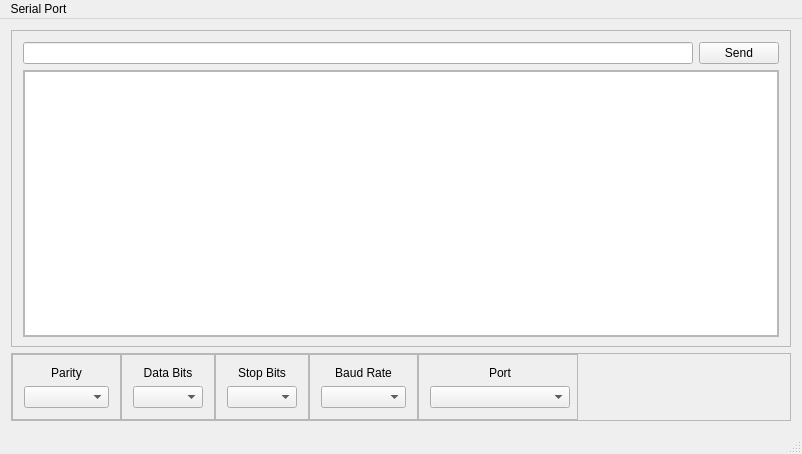
The window that forms/mainwindow.ui (tlewiscpp/QSerialTerminal) describes before a commit, drawn with Qt 5.
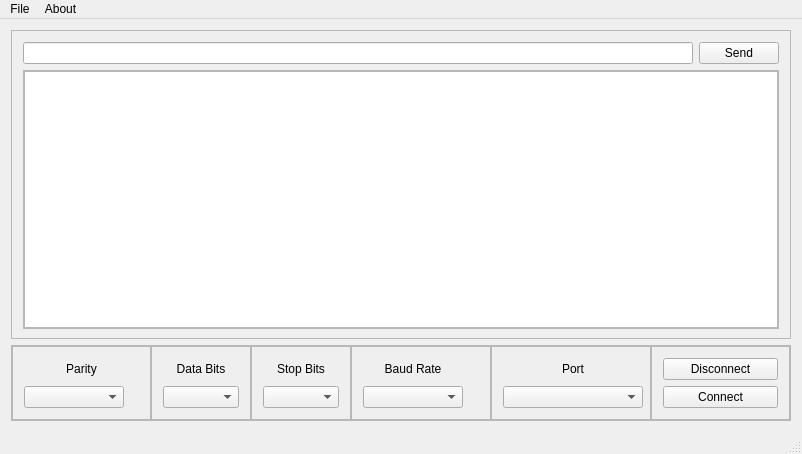
The same window after the commit. Custom widgets are drawn as their Qt base class.

Commit message: Added a lot of fault handling, and fixed some bugs with connecting and disconnecting. Also added connect and disconnect buttons directly next to communication settings.

The edit to the form file:
```diff
--- a/forms/mainwindow.ui
+++ b/forms/mainwindow.ui
@@ -63,7 +63,7 @@
             <x>0</x>
             <y>0</y>
             <width>762</width>
-            <height>275</height>
+            <height>267</height>
            </rect>
           </property>
           <layout class="QGridLayout" name="scrollAreaGridLayout">
@@ -413,30 +413,30 @@
         </widget>
        </item>
        <item>
-        <spacer name="horizontalSpacer_2">
-         <property name="orientation">
-          <enum>Qt::Horizontal</enum>
+        <widget class="QFrame" name="buttonFrame">
+         <property name="frameShape">
+          <enum>QFrame::StyledPanel</enum>
          </property>
-         <property name="sizeHint" stdset="0">
-          <size>
-           <width>40</width>
-           <height>20</height>
-          </size>
+         <property name="frameShadow">
+          <enum>QFrame::Raised</enum>
          </property>
-        </spacer>
-       </item>
-       <item>
-        <spacer name="horizontalSpacer">
-         <property name="orientation">
-          <enum>Qt::Horizontal</enum>
-         </property>
-         <property name="sizeHint" stdset="0">
-          <size>
-           <width>40</width>
-           <height>20</height>
-          </size>
-         </property>
-        </spacer>
+         <layout class="QVBoxLayout" name="buttonLayout">
+          <item>
+           <widget class="QPushButton" name="disconnectButton">
+            <property name="text">
+             <string>Disconnect</string>
+            </property>
+           </widget>
+          </item>
+          <item>
+           <widget class="QPushButton" name="connectButton">
+            <property name="text">
+             <string>Connect</string>
+            </property>
+           </widget>
+          </item>
+         </layout>
+        </widget>
        </item>
       </layout>
      </widget>
@@ -452,14 +452,21 @@
      <height>19</height>
     </rect>
    </property>
-   <widget class="QMenu" name="menuSerialPort">
+   <widget class="QMenu" name="menuFile">
     <property name="title">
-     <string>Serial Port</string>
+     <string>File</string>
     </property>
     <addaction name="actionConnect"/>
     <addaction name="actionDisconnect"/>
    </widget>
-   <addaction name="menuSerialPort"/>
+   <widget class="QMenu" name="menuAbout">
+    <property name="title">
+     <string>About</string>
+    </property>
+    <addaction name="actionAboutQt"/>
+   </widget>
+   <addaction name="menuFile"/>
+   <addaction name="menuAbout"/>
   </widget>
   <widget class="QStatusBar" name="statusBar"/>
   <action name="actionConnect">
```
Left out of the diff: 17 changed lines with no effect on the pictures. The commit also changes 4 other files.
